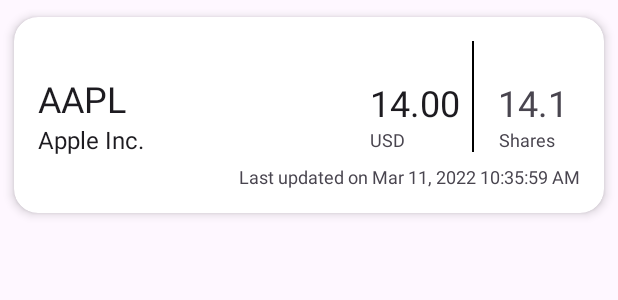
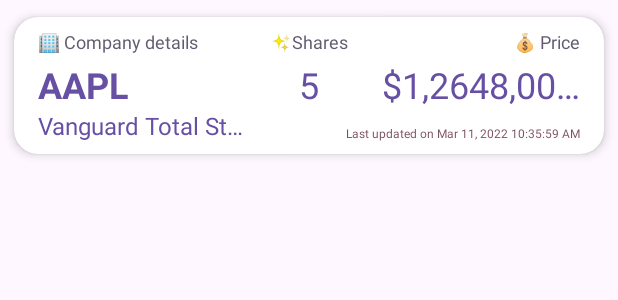
Before and after one commit to ilikepies101/squareStocks, an Android app: the layout stock_item.xml on its own in the app's theme, with its tools: preview values and no code run, on a phone screen of 412 x 824 dp. Shown: the top 300 px of the screen. Run offline under Robolectric (Android 15) with nearby library versions, the phone set to English and light mode, and no system bars.

Commit message:
list looks better

```diff
--- a/app/build.gradle
+++ b/app/build.gradle
@@ -68,9 +68,8 @@ dependencies {
     //Dagger - Hilt
     implementation "com.google.dagger:hilt-android:2.38.1"
     kapt "com.google.dagger:hilt-android-compiler:2.37"
-//    implementation "androidx.hilt:hilt-lifecycle-viewmodel:1.0.0-alpha03"
-    kapt "androidx.hilt:hilt-compiler:1.0.0"
-    implementation 'androidx.hilt:hilt-navigation-compose:1.0.0-alpha03'
+//    kapt "androidx.hilt:hilt-compiler:1.0.0"
+//    implementation 'androidx.hilt:hilt-navigation-compose:1.0.0-alpha03'
 
     kapt "androidx.lifecycle:lifecycle-compiler:2.6.1"
     implementation 'androidx.lifecycle:lifecycle-viewmodel-ktx:2.6.1'
--- a/app/src/main/java/com/example/stocks/presentation/adapter/StockAdapter.kt
+++ b/app/src/main/java/com/example/stocks/presentation/adapter/StockAdapter.kt
@@ -4,57 +4,50 @@ import android.view.LayoutInflater
 import android.view.View
 import android.view.ViewGroup
 import androidx.recyclerview.widget.RecyclerView
+import androidx.recyclerview.widget.RecyclerView.ViewHolder
 import com.example.stocks.R
 import com.example.stocks.databinding.StockItemBinding
 import com.example.stocks.domain.model.Stock
 import com.example.stocks.util.Extensions.toFormattedCurrencyAmount
 import com.example.stocks.util.Extensions.toFormattedDate
 
-class StockAdapter: RecyclerView.Adapter<StockAdapter.ViewHolder>() {
+class StockAdapter: RecyclerView.Adapter<StockAdapter.StockViewHolder>() {
     private var items: List<Stock> = emptyList()
 
-    inner class ViewHolder(itemBinding: StockItemBinding): RecyclerView.ViewHolder(itemBinding.root) {
+    inner class StockViewHolder(itemBinding: StockItemBinding) : ViewHolder(itemBinding.root) {
         val quantity = itemBinding.quantity
-        val quantityLabel = itemBinding.quantityLabel
         val quantityGroup = itemBinding.quantityGroup
         val name = itemBinding.name
         val ticker = itemBinding.ticker
         val price = itemBinding.price
-        val currency = itemBinding.currency
         val timeStamp = itemBinding.timestamp
-
     }
 
-    override fun onCreateViewHolder(parent: ViewGroup, viewType: Int): ViewHolder {
-        val binding = StockItemBinding.inflate(LayoutInflater.from(parent.context), parent, false)
-        return ViewHolder(binding)
+    override fun onCreateViewHolder(parent: ViewGroup, viewType: Int): StockViewHolder {
+        return StockViewHolder(StockItemBinding.inflate(LayoutInflater.from(parent.context), parent, false))
     }
 
     override fun getItemCount() = items.size
 
-    override fun onBindViewHolder(holder: ViewHolder, position: Int) {
+    override fun onBindViewHolder(holder: StockViewHolder, position: Int) {
         val context = holder.itemView.context
         val currentItem = items[position]
 
         holder.run {
             currentItem.quantity?.let { quantityAmount ->
+                quantity.text = quantityAmount.toString()
                 quantityGroup.visibility = View.VISIBLE
-                quantityLabel.text = context.resources.getQuantityString(R.plurals.shares, quantityAmount)
-                quantity.text = quantityAmount.toString()
             } ?: run {
-                holder.quantityGroup.visibility = View.GONE
+                quantityGroup.visibility = View.GONE
             }
 
             name.text = currentItem.name
             ticker.text = currentItem.ticker
 
             price.text = currentItem.currentPriceCents.toFormattedCurrencyAmount(currentItem.currency)
-            currency.text = currentItem.currency
-
-            timeStamp.text = currentItem.currentPriceTimestamp.toFormattedDate()
+            timeStamp.text = context.getString(R.string.last_updated_text, currentItem.currentPriceTimestamp.toFormattedDate())
         }
     }
-
     fun insert(stocks: List<Stock>) {
         items = stocks
         notifyItemRangeInserted(0, stocks.size)
--- a/app/src/main/java/com/example/stocks/util/Extensions.kt
+++ b/app/src/main/java/com/example/stocks/util/Extensions.kt
@@ -2,22 +2,24 @@ package com.example.stocks.util
 
 import java.text.DateFormat
 import java.text.NumberFormat
-import java.text.SimpleDateFormat
 import java.util.Currency
 import java.util.Date
 import java.util.Locale
 
+
 object Extensions {
 
     fun Int.toFormattedDate(): String {
-        val date = Date(this * 1000L) // Multiply by 1000 to convert seconds to milliseconds
-        return DateFormat.getDateTimeInstance(DateFormat.MEDIUM, DateFormat.MEDIUM, Locale.getDefault()).format(date)
+        val dateInMs = Date(this * 1000L)
+        return DateFormat.getDateTimeInstance(DateFormat.SHORT, DateFormat.SHORT, Locale.getDefault()).format(dateInMs)
     }
 
     fun Int.toFormattedCurrencyAmount(currencyCode: String): String {
-        val currencyFormat = NumberFormat.getCurrencyInstance()
-        currencyFormat.currency = Currency.getInstance(currencyCode)
-
-        return currencyFormat.format(this)
+        return NumberFormat.getCurrencyInstance().apply {
+            currency = Currency.getInstance(currencyCode)
+            isGroupingUsed = true
+            maximumFractionDigits = 2
+            minimumFractionDigits = 2
+        }.format(this)
     }
 }
--- /dev/null
+++ b/app/src/main/res/drawable/rounded_rectangle.xml
@@ -0,0 +1,6 @@
+<?xml version="1.0" encoding="utf-8"?>
+<shape xmlns:android="http://schemas.android.com/apk/res/android"
+    android:shape="rectangle">
+    <corners android:radius="@dimen/corner_radius" />
+    <solid android:color="@color/green" />
+</shape>
--- a/app/src/main/res/layout/activity_main.xml
+++ b/app/src/main/res/layout/activity_main.xml
@@ -10,12 +10,22 @@
         android:layout_width="match_parent"
         android:layout_height="wrap_content">
 
-        <com.google.android.material.appbar.MaterialToolbar
+        <com.google.android.material.appbar.CollapsingToolbarLayout
+            android:id="@+id/collapsing_toolbar"
+            android:layout_width="match_parent"
+            android:layout_height="wrap_content"
+            app:contentScrim="?attr/colorPrimary"
+            app:layout_scrollFlags="scroll|exitUntilCollapsed">
+
+        <androidx.appcompat.widget.Toolbar
             android:id="@+id/my_toolbar"
             android:layout_width="match_parent"
             android:layout_height="?attr/actionBarSize"
+            app:layout_collapseMode="parallax"
             android:background="@color/design_default_color_background"
-            app:title="My App" />
+            app:title="Stocks" />
+
+        </com.google.android.material.appbar.CollapsingToolbarLayout>
 
     </com.google.android.material.appbar.AppBarLayout>
 
--- a/app/src/main/res/layout/stock_item.xml
+++ b/app/src/main/res/layout/stock_item.xml
@@ -16,126 +16,129 @@
         <androidx.constraintlayout.widget.ConstraintLayout
             android:layout_width="match_parent"
             android:layout_height="match_parent"
-            android:padding="@dimen/medium_space">
+            android:paddingHorizontal="@dimen/medium_space"
+            android:paddingVertical="@dimen/small_space">
+
+                <TextView
+                    android:id="@+id/company_details"
+                    android:layout_width="0dp"
+                    android:layout_height="wrap_content"
+                    app:layout_constraintTop_toTopOf="parent"
+                    app:layout_constraintStart_toStartOf="parent"
+                    app:layout_constraintEnd_toStartOf="@id/company_details_section"
+                    app:layout_constraintVertical_chainStyle="packed"
+                    style="@style/header"
+                    android:text="@string/company_details" />
 
                 <TextView
                     android:id="@+id/ticker"
                     android:textSize="@dimen/large_text_size"
-                android:layout_width="wrap_content"
+                    android:layout_width="0dp"
                     android:layout_height="wrap_content"
-                app:layout_constraintTop_toTopOf="parent"
-                app:layout_constraintBottom_toTopOf="@id/name"
+                    app:layout_constraintTop_toBottomOf="@id/company_details"
                     app:layout_constraintStart_toStartOf="parent"
-                android:textColor="?attr/editTextColor"
-                app:layout_constraintVertical_chainStyle="packed"
+                    android:textColor="?attr/colorPrimary"
+                    app:layout_constraintEnd_toStartOf="@id/company_details_section"
+                    android:layout_marginTop="@dimen/xsmall_space"
+                    android:maxLines="1"
+                    android:textStyle="bold"
+                    android:ellipsize="end"
                     tools:text="AAPL"/>
 
                 <TextView
                     android:id="@+id/name"
+                    android:layout_width="0dp"
+                    android:layout_height="wrap_content"
+                    android:ellipsize="end"
+                    android:maxLines="1"
+                    android:textColor="?attr/colorPrimary"
+                    android:textSize="@dimen/medium_text_size"
+                    app:layout_constraintEnd_toStartOf="@id/company_details_section"
+                    app:layout_constraintStart_toStartOf="parent"
+                    app:layout_constraintTop_toBottomOf="@id/ticker"
+                    tools:text="Vanguard Total Stock Market" />
+
+                <androidx.constraintlayout.widget.Guideline
+                    android:id="@+id/company_details_section"
                     android:layout_width="wrap_content"
                     android:layout_height="wrap_content"
-                app:layout_constraintTop_toBottomOf="@+id/ticker"
-                app:layout_constraintBottom_toBottomOf="parent"
-                app:layout_constraintStart_toStartOf="parent"
-                android:textColor="?attr/editTextColor"
-                app:layout_constraintVertical_chainStyle="packed"
-                android:textSize="@dimen/medium_text_size"
-                tools:text="Apple Inc."/>
+                    android:orientation="vertical"
+                    app:layout_constraintGuide_percent=".4" />
 
             <TextView
-                android:id="@+id/price"
-                android:layout_width="wrap_content"
+                android:id="@+id/quantity_label"
+                android:layout_width="0dp"
                 android:layout_height="wrap_content"
-                android:textSize="@dimen/large_text_size"
+                style="@style/header"
+                android:gravity="center"
+                tools:visibility="visible"
                 app:layout_constraintTop_toTopOf="parent"
-                app:layout_constraintBottom_toTopOf="@id/currency"
-                app:layout_constraintEnd_toStartOf="@id/quantity_divider"
-                app:layout_constraintVertical_chainStyle="packed"
-                android:layout_marginEnd="@dimen/small_space"
-                android:textColor="?attr/editTextColor"
-                tools:text="14.00"/>
-
-            <TextView
-                android:id="@+id/currency"
-                android:layout_width="wrap_content"
-                android:layout_height="wrap_content"
-                app:layout_constraintTop_toBottomOf="@id/price"
-                app:layout_constraintBottom_toBottomOf="parent"
-                app:layout_constraintStart_toStartOf="@id/price"
-                app:layout_constraintVertical_chainStyle="packed"
-                android:textSize="@dimen/small_text_size"
-                tools:text="USD"/>
-
-            <androidx.constraintlayout.widget.Barrier
-                android:id="@+id/currency_barrier"
-                android:layout_width="wrap_content"
-                android:layout_height="wrap_content"
-                app:constraint_referenced_ids="currency,price"
-                app:barrierDirection="end"
-                tools:ignore="MissingConstraints" />
-
-            <View
-                android:id="@+id/quantity_divider"
-                android:layout_width="1dp"
-                android:layout_height="0dp"
-                android:orientation="vertical"
-                app:layout_constraintStart_toEndOf="@id/currency_barrier"
-                app:layout_constraintEnd_toStartOf="@id/quantity"
-                app:layout_constraintTop_toTopOf="parent"
-                app:layout_constraintBottom_toBottomOf="@id/currency"
-                android:background="@color/black" />
-
-            <androidx.constraintlayout.widget.Barrier
-                android:layout_width="wrap_content"
-                android:layout_height="wrap_content"
-                app:barrierDirection="start"
-                app:constraint_referenced_ids="quantity,quantity_label" />
+                app:layout_constraintEnd_toEndOf="@id/price_section"
+                app:layout_constraintStart_toStartOf="@id/company_details_section"
+                android:text="@string/quantity_label" />
 
             <TextView
                 android:id="@+id/quantity"
-                android:layout_width="wrap_content"
+                android:layout_width="0dp"
                 android:layout_height="wrap_content"
                 android:textSize="@dimen/large_text_size"
-                app:layout_constraintStart_toEndOf="@id/quantity_divider"
-                app:layout_constraintEnd_toEndOf="parent"
-                app:layout_constraintTop_toTopOf="parent"
-                app:layout_constraintBottom_toTopOf="@id/quantity_label"
-                app:layout_constraintVertical_chainStyle="packed"
-                android:layout_marginStart="@dimen/small_space"
-                tools:text="14.1"/>
-
-            <TextView
-                android:id="@+id/quantity_label"
-                android:layout_width="wrap_content"
-                android:layout_height="wrap_content"
-                android:textSize="@dimen/small_text_size"
-                app:layout_constraintTop_toBottomOf="@id/quantity"
-                app:layout_constraintBottom_toBottomOf="parent"
-                app:layout_constraintStart_toEndOf="@id/quantity_divider"
-                app:layout_constraintEnd_toEndOf="parent"
-                app:layout_constraintVertical_chainStyle="packed"
-                tools:text="Shares"
-                />
+                android:textColor="?attr/colorPrimary"
+                tools:visibility="visible"
+                app:layout_constraintTop_toTopOf="@id/ticker"
+                app:layout_constraintEnd_toEndOf="@id/price_section"
+                app:layout_constraintStart_toStartOf="@id/company_details_section"
+                android:gravity="center"
+                tools:text="5"/>
 
             <androidx.constraintlayout.widget.Group
                 android:id="@+id/quantity_group"
                 android:layout_width="wrap_content"
                 android:layout_height="wrap_content"
-                tools:visibility="visible"
-                app:constraint_referenced_ids="quantity_divider,quantity,quantity_label" />
+                app:constraint_referenced_ids="quantity_label,quantity"
+                />
+
+            <androidx.constraintlayout.widget.Guideline
+                android:id="@+id/price_section"
+                android:layout_width="wrap_content"
+                android:layout_height="wrap_content"
+                android:orientation="vertical"
+                app:layout_constraintGuide_percent=".6" />
+
+                <TextView
+                    android:id="@+id/price_label"
+                    android:layout_width="wrap_content"
+                    android:layout_height="wrap_content"
+                    android:gravity="end"
+                    style="@style/header"
+                    app:layout_constraintEnd_toEndOf="@+id/price"
+                    app:layout_constraintTop_toTopOf="@id/company_details"
+                    android:text="@string/share_price" />
+
+
+                <TextView
+                    android:id="@+id/price"
+                    android:layout_width="0dp"
+                    android:layout_height="wrap_content"
+                    android:ellipsize="end"
+                    android:gravity="end"
+                    android:maxLines="1"
+                    android:textColor="?attr/colorPrimary"
+                    android:textSize="@dimen/large_text_size"
+                    app:layout_constraintEnd_toEndOf="parent"
+                    app:layout_constraintStart_toEndOf="@id/price_section"
+                    app:layout_constraintTop_toTopOf="@id/ticker"
+                    tools:text="$1,2648,000.00" />
 
             <TextView
                 android:id="@+id/timestamp"
                 android:layout_width="wrap_content"
                 android:layout_height="wrap_content"
+                android:textColor="?attr/colorTertiary"
+                android:textSize="@dimen/xsmall_text_size"
                 app:layout_constraintBottom_toBottomOf="parent"
-                app:layout_constraintTop_toBottomOf="@id/currency"
                 app:layout_constraintEnd_toEndOf="parent"
-                android:layout_marginTop="@dimen/small_space"
-                android:textSize="@dimen/small_text_size"
-                android:textColor="?android:attr/textColorTertiary"
-                tools:text="Last updated on Mar 11, 2022 10:35:59 AM"/>
+                tools:text="Last updated on Mar 11, 2022 10:35:59 AM" />
+        </androidx.constraintlayout.widget.ConstraintLayout>
 
-        </androidx.constraintlayout.widget.ConstraintLayout>
     </androidx.cardview.widget.CardView>
 </layout>
--- a/app/src/main/res/values/colors.xml
+++ b/app/src/main/res/values/colors.xml
@@ -2,4 +2,5 @@
 <resources>
     <color name="black">#FF000000</color>
     <color name="white">#FFFFFFFF</color>
+    <color name="green">#008000</color>
 </resources>
--- a/app/src/main/res/values/dimens.xml
+++ b/app/src/main/res/values/dimens.xml
@@ -1,11 +1,15 @@
 <?xml version="1.0" encoding="utf-8"?>
 <resources>
+    <dimen name="xsmall_space">4dp</dimen>
     <dimen name="small_space">8dp</dimen>
     <dimen name="medium_space">16dp</dimen>
     <dimen name="large_space">32dp</dimen>
 
+    <dimen name="xlarge_text_size">32sp</dimen>
     <dimen name="large_text_size">24sp</dimen>
     <dimen name="medium_text_size">16sp</dimen>
     <dimen name="small_text_size">12sp</dimen>
+    <dimen name="xsmall_text_size">8sp</dimen>
+    <dimen name="corner_radius">24dp</dimen>
 
 </resources>
--- a/app/src/main/res/values/strings.xml
+++ b/app/src/main/res/values/strings.xml
@@ -4,4 +4,10 @@
         <item quantity="one">Share</item>
         <item quantity="other">Shares</item>
     </plurals>
+    <string name="last_updated_text">Last updated: %1$s</string>
+    <string name="share_price">💰 Price</string>
+    <string name="quantity_label">✨Shares</string>
+    <string name="company_details">🏢 Company details</string>
+
+    <string name="buy">Buy</string>
 </resources>
--- /dev/null
+++ b/app/src/main/res/values/styles.xml
@@ -0,0 +1,7 @@
+<?xml version="1.0" encoding="utf-8"?>
+<resources>
+    <style name="header">
+        <item name="android:textSize">@dimen/small_text_size</item>
+        <item name="android:textColor">?attr/colorSecondary</item>
+    </style>
+</resources>
```
Lines whose indentation alone changed are shown as unchanged.
